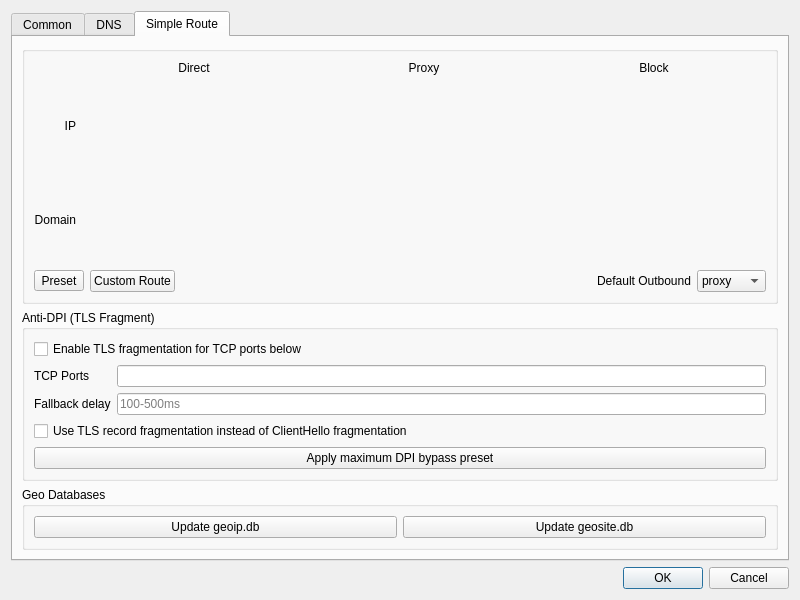
First picture: the form in ui/dialog_manage_routes.ui, repository elizqmill/nekoray, before the edit.
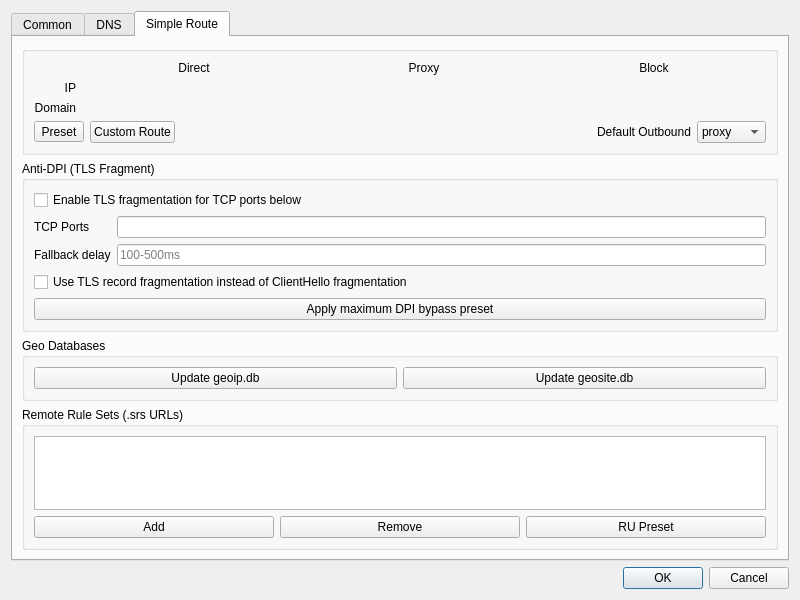
Second picture: the form after the edit. The open tabs and pages were chosen to show the change.

Commit message: feat: remote rule sets with RU preset; complete ru_RU translation

Diff of the .ui file:
```diff
--- a/ui/dialog_manage_routes.ui
+++ b/ui/dialog_manage_routes.ui
@@ -682,6 +682,53 @@
           </layout>
          </widget>
         </item>
+        <item>
+         <widget class="QGroupBox" name="remote_rs_box">
+          <property name="title">
+           <string>Remote Rule Sets (.srs URLs)</string>
+          </property>
+          <layout class="QVBoxLayout" name="remote_rs_layout">
+           <item>
+            <widget class="QListWidget" name="remote_rs_list">
+             <property name="maximumSize">
+              <size>
+               <width>16777215</width>
+               <height>110</height>
+              </size>
+             </property>
+            </widget>
+           </item>
+           <item>
+            <layout class="QHBoxLayout" name="remote_rs_buttons">
+             <item>
+              <widget class="QPushButton" name="remote_rs_add">
+               <property name="text">
+                <string>Add</string>
+               </property>
+              </widget>
+             </item>
+             <item>
+              <widget class="QPushButton" name="remote_rs_del">
+               <property name="text">
+                <string>Remove</string>
+               </property>
+              </widget>
+             </item>
+             <item>
+              <widget class="QPushButton" name="remote_rs_preset_ru">
+               <property name="toolTip">
+                <string>Adds ad/tracker blocking and direct routing for .ru domains</string>
+               </property>
+               <property name="text">
+                <string>RU Preset</string>
+               </property>
+              </widget>
+             </item>
+            </layout>
+           </item>
+          </layout>
+         </widget>
+        </item>
        </layout>
       </widget>
      </widget>
```
The commit also changes 6 other files.
